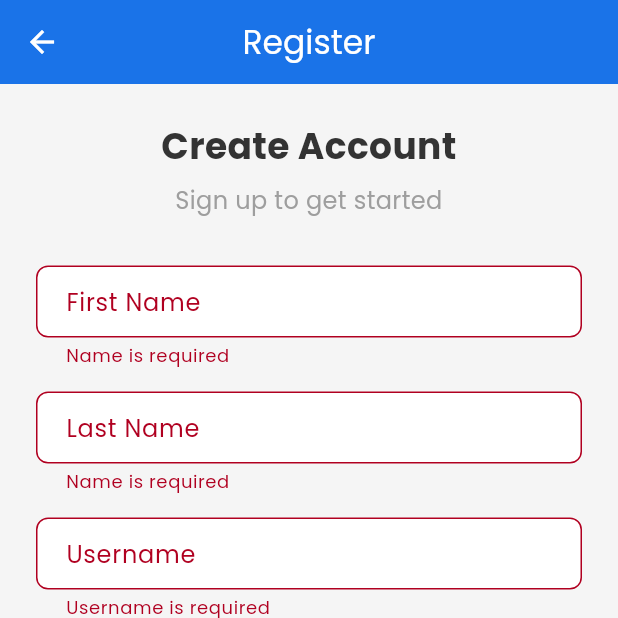
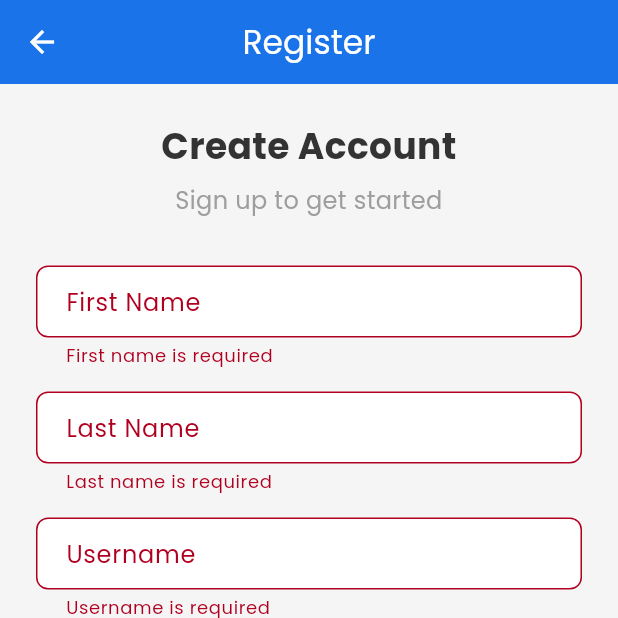
Before and after one commit to jobinsebastianralfiz/isp_app, a Flutter app: the RegisterScreen screen opened by its route, after a tap on "Register", on a phone screen of 412 x 824 dp, the top half of it. Run offline on Flutter 3.47's test engine with Material 3 defaults, Android fonts, the light colour scheme and no system bars; our stand-ins replace cached_network_image, dio, file_picker, flutter_spinkit, fluttertoast, image_picker and 1 more; missing offline and left inert: razorpay_flutter; accounts and stored records are empty.

Commit message:
latest change

```diff
--- a/lib/config/api_endpoints.dart
+++ b/lib/config/api_endpoints.dart
@@ -1,8 +1,13 @@
 class ApiEndpoints {
-  // Base URL for local development
+  // Base URL for production deployment
+  static const String baseUrl = 'https://ispmanagement.ralfiz.com/'; // Production server
+
+  // Local development URLs (commented out)
   // Use 10.0.2.2 instead of localhost for Android emulator
   // Use localhost:8000 for iOS simulator
-  static const String baseUrl = 'http://localhost:8000/'; // Has trailing slash
+  //static const String baseUrl = 'http://localhost:8000/'; // Has trailing slash
+  //static const String baseUrl = 'http://10.0.2.2:8000/'; // Has trailing slash
+  //static const String baseUrl = 'http://192.168.1.47/'; // Windows machine IP
 
   // Auth endpoints
   static const String register = 'api/users/register/'; // No leading slash
--- a/lib/main.dart
+++ b/lib/main.dart
@@ -100,7 +100,7 @@ class MyApp extends StatelessWidget {
               padding: const EdgeInsets.symmetric(vertical: 16),
             ),
           ),
-          cardTheme: CardTheme(
+          cardTheme: CardThemeData(
             shape: RoundedRectangleBorder(
               borderRadius: BorderRadius.circular(12.0),
             ),
--- a/lib/utils/validators.dart
+++ b/lib/utils/validators.dart
@@ -53,8 +53,46 @@ class Validators {
     return null;
   }
 
-  // Validate name
-  static String? validateName(String? value) {
+  // Validate first name
+  static String? validateFirstName(String? value) {
+    if (value == null || value.isEmpty) {
+      return 'First name is required';
+    }
+
+    if (value.trim().length < 2) {
+      return 'First name must be at least 2 characters';
+    }
+
+    // Check for valid name characters (letters, hyphens, apostrophes only)
+    final namePattern = RegExp(r"^[a-zA-Z\-']+$");
+    if (!namePattern.hasMatch(value.trim())) {
+      return 'First name can only contain letters, hyphens and apostrophes';
+    }
+
+    return null;
+  }
+
+  // Validate last name
+  static String? validateLastName(String? value) {
+    if (value == null || value.isEmpty) {
+      return 'Last name is required';
+    }
+
+    if (value.trim().length < 2) {
+      return 'Last name must be at least 2 characters';
+    }
+
+    // Check for valid name characters (letters, hyphens, apostrophes only)
+    final namePattern = RegExp(r"^[a-zA-Z\-']+$");
+    if (!namePattern.hasMatch(value.trim())) {
+      return 'Last name can only contain letters, hyphens and apostrophes';
+    }
+
+    return null;
+  }
+
+  // Validate full name (for forms requiring first and last name together)
+  static String? validateFullName(String? value) {
     if (value == null || value.isEmpty) {
       return 'Name is required';
     }
--- a/lib/views/auth/register_screen.dart
+++ b/lib/views/auth/register_screen.dart
@@ -128,7 +128,7 @@ class _RegisterScreenState extends State<RegisterScreen> {
                   UIHelpers.customTextField(
                     controller: _firstNameController,
                     label: 'First Name',
-                    validator: Validators.validateName,
+                    validator: Validators.validateFirstName,
                     keyboardType: TextInputType.name,
                   ),
 
@@ -138,7 +138,7 @@ class _RegisterScreenState extends State<RegisterScreen> {
                   UIHelpers.customTextField(
                     controller: _lastNameController,
                     label: 'Last Name',
-                    validator: Validators.validateName,
+                    validator: Validators.validateLastName,
                     keyboardType: TextInputType.name,
                   ),
 
--- a/lib/views/connection/connection_application.dart
+++ b/lib/views/connection/connection_application.dart
@@ -71,7 +71,7 @@ class _ConnectionApplicationFormState extends State<ConnectionApplicationForm> {
   }
 
   bool _validatePersonalInfo() {
-    return Validators.validateName(_fullNameController.text) == null &&
+    return Validators.validateFullName(_fullNameController.text) == null &&
            Validators.validateEmail(_emailController.text) == null &&
            Validators.validatePhone(_phoneController.text) == null;
   }
@@ -444,7 +444,7 @@ class _ConnectionApplicationFormState extends State<ConnectionApplicationForm> {
         UIHelpers.customTextField(
           controller: _fullNameController,
           label: 'Full Name',
-          validator: Validators.validateName,
+          validator: Validators.validateFullName,
           keyboardType: TextInputType.name,
         ),
         const SizedBox(height: 16),
```
Also changed, not shown: lib/providers/Screenshot 2025-06-20 at 3.59.25 PM.png (added), pubspec.lock, 1 other file.
